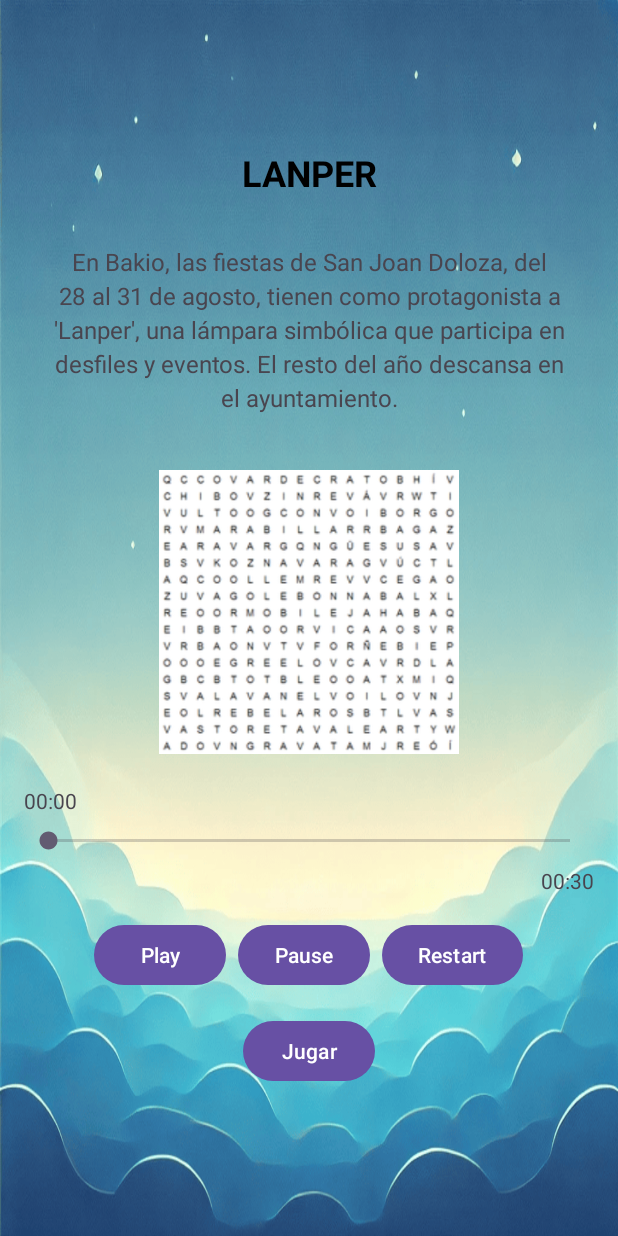
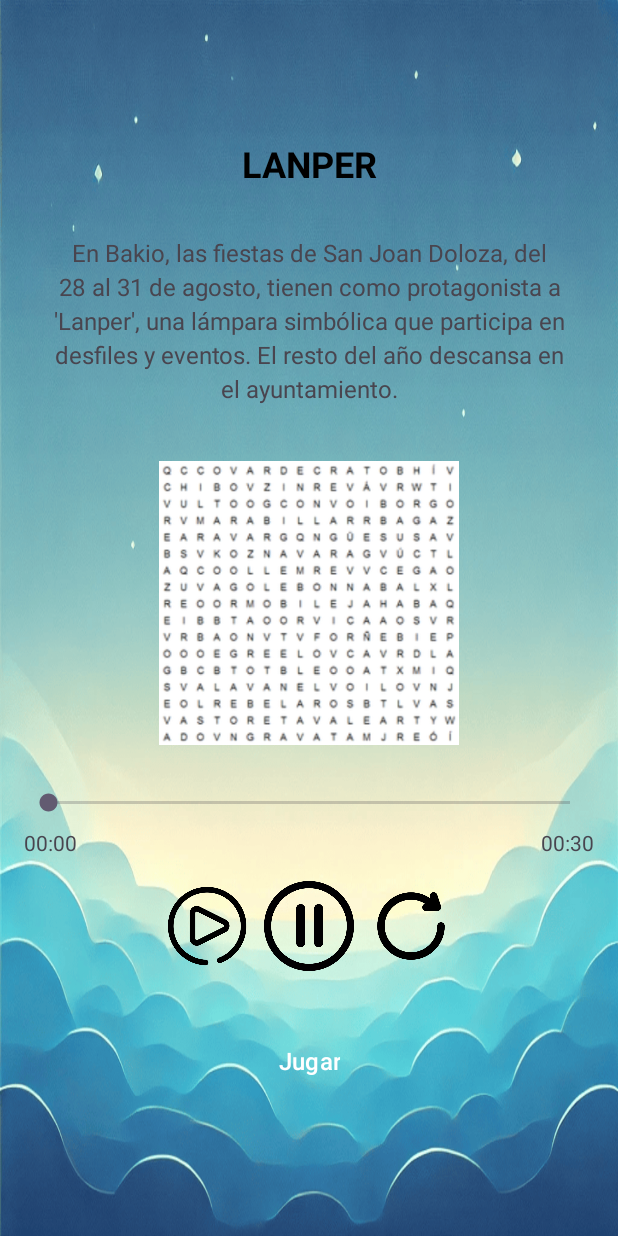
Before and after one commit to Hugojavid5/DidaktikAppBakio, an Android app: the ActividadBienvenidaSopa screen opened directly, with no data from a screen before it, on a phone screen of 412 x 824 dp. Run offline under Robolectric (Android 15) with nearby library versions, the phone set to English and light mode, and no system bars.

Commit message:
arreglando bienvenida sopa

```diff
--- a/app/src/main/java/com/icjardinapps/dm2/bakio/Sopa/ActividadBienvenidaSopa.kt
+++ b/app/src/main/java/com/icjardinapps/dm2/bakio/Sopa/ActividadBienvenidaSopa.kt
@@ -5,6 +5,7 @@ import android.media.MediaPlayer
 import android.os.Bundle
 import android.os.Handler
 import android.widget.Button
+import android.widget.ImageButton
 import android.widget.SeekBar
 import android.widget.TextView
 import androidx.appcompat.app.AppCompatActivity
@@ -29,9 +30,9 @@ class ActividadBienvenidaSopa : AppCompatActivity() {
         seekBar = findViewById(R.id.seekBar)
         txtCurrentTime = findViewById(R.id.txtCurrentTime)
         txtTotalTime = findViewById(R.id.txtTotalTime)
-        val btnPlay: Button = findViewById(R.id.btnPlay)
-        val btnPause: Button = findViewById(R.id.btnPause)
-        val btnRestart: Button = findViewById(R.id.btnRestart)
+        val btnPlay: ImageButton = findViewById(R.id.btn_play)
+        val btnPause: ImageButton = findViewById(R.id.btn_pause)
+        val btnRestart: ImageButton = findViewById(R.id.btn_reiniciar)
         val btnJugar: Button = findViewById(R.id.btnJugar)
 
         // Configurar la barra de progreso y el tiempo total
--- a/app/src/main/res/layout/activity_bienvenida_sopa.xml
+++ b/app/src/main/res/layout/activity_bienvenida_sopa.xml
@@ -48,61 +48,83 @@
         android:gravity="center"
         android:layout_marginBottom="16dp">
 
-        <TextView
-            android:id="@+id/txtCurrentTime"
-            android:layout_width="wrap_content"
-            android:layout_height="wrap_content"
-            android:text="00:00"
-            android:layout_gravity="start"
-            android:layout_marginEnd="8dp" />
-
+        <!-- SeekBar -->
         <SeekBar
             android:id="@+id/seekBar"
             android:layout_width="match_parent"
             android:layout_height="wrap_content"
             android:layout_marginVertical="8dp" />
 
-        <TextView
-            android:id="@+id/txtTotalTime"
-            android:layout_width="wrap_content"
+        <!-- Tiempos (Inicial y Final) -->
+        <LinearLayout
+            android:layout_width="match_parent"
             android:layout_height="wrap_content"
-            android:text="00:00"
-            android:layout_gravity="end" />
+            android:orientation="horizontal">
+
+            <TextView
+                android:id="@+id/txtCurrentTime"
+                android:layout_width="0dp"
+                android:layout_height="wrap_content"
+                android:text="00:00"
+                android:layout_weight="1"
+                android:gravity="start" />
+
+            <TextView
+                android:id="@+id/txtTotalTime"
+                android:layout_width="0dp"
+                android:layout_height="wrap_content"
+                android:text="00:00"
+                android:layout_weight="1"
+                android:gravity="end" />
+        </LinearLayout>
     </LinearLayout>
 
     <!-- Botones de control de audio -->
     <LinearLayout
+        android:orientation="horizontal"
         android:layout_width="wrap_content"
         android:layout_height="wrap_content"
-        android:orientation="horizontal"
         android:gravity="center"
-        android:layout_marginBottom="16dp">
+        android:layout_marginBottom="20dp">
 
-        <Button
-            android:id="@+id/btnPlay"
-            android:layout_width="wrap_content"
-            android:layout_height="wrap_content"
-            android:text="Play" />
+        <ImageButton
+            android:id="@+id/btn_play"
+            android:layout_width="60dp"
+            android:layout_height="60dp"
+            android:layout_marginEnd="8dp"
+            android:background="?android:attr/selectableItemBackground"
+            android:contentDescription="Play"
+            android:src="@drawable/play"
+            android:scaleType="centerInside" />
 
-        <Button
-            android:id="@+id/btnPause"
-            android:layout_width="wrap_content"
-            android:layout_height="wrap_content"
-            android:text="Pause"
-            android:layout_marginStart="8dp" />
+        <ImageButton
+            android:id="@+id/btn_pause"
+            android:layout_width="60dp"
+            android:layout_height="60dp"
+            android:src="@drawable/pause"
+            android:contentDescription="Pause"
+            android:background="?android:attr/selectableItemBackground"
+            android:layout_marginEnd="8dp"
+            android:scaleType="centerInside" />
 
-        <Button
-            android:id="@+id/btnRestart"
-            android:layout_width="wrap_content"
-            android:layout_height="wrap_content"
-            android:text="Restart"
-            android:layout_marginStart="8dp" />
+        <ImageButton
+            android:id="@+id/btn_reiniciar"
+            android:layout_width="60dp"
+            android:layout_height="60dp"
+            android:src="@drawable/reiniciar"
+            android:contentDescription="Reiniciar"
+            android:background="?android:attr/selectableItemBackground"
+            android:scaleType="centerInside" />
     </LinearLayout>
 
-    <!-- Botón Jugar -->
+    <!-- Botón Jugar (Button normal) -->
     <Button
         android:id="@+id/btnJugar"
         android:layout_width="wrap_content"
         android:layout_height="wrap_content"
-        android:text="Jugar" />
+        android:text="Jugar"
+        android:textSize="16sp"
+        android:layout_marginTop="16dp"
+        android:background="?android:attr/selectableItemBackground" />
+
 </LinearLayout>
```
